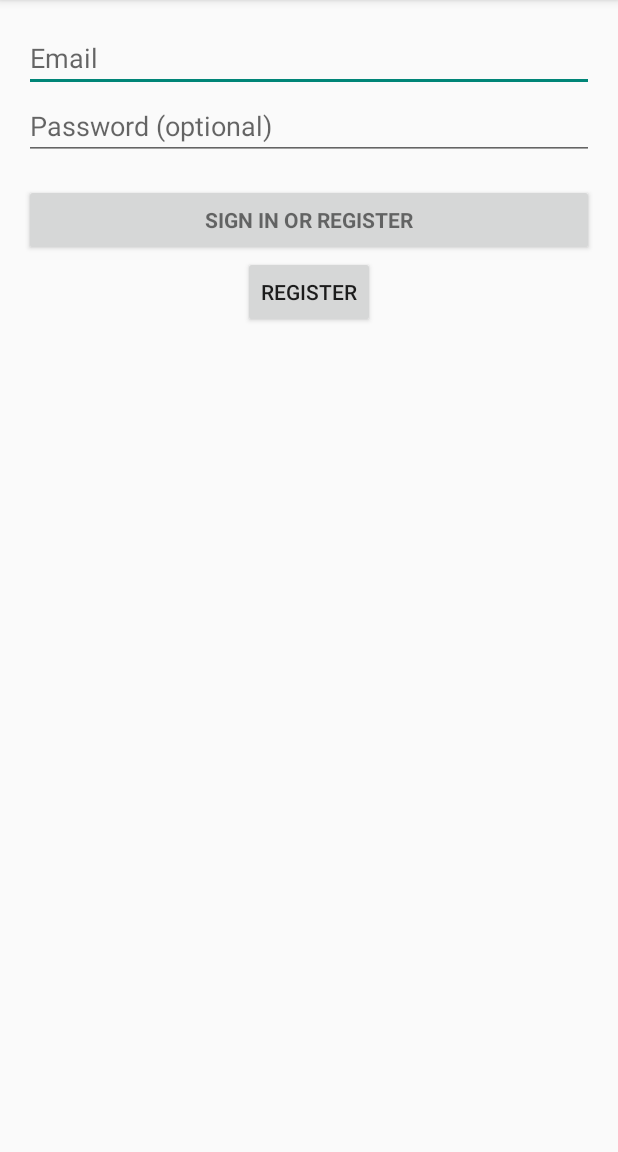
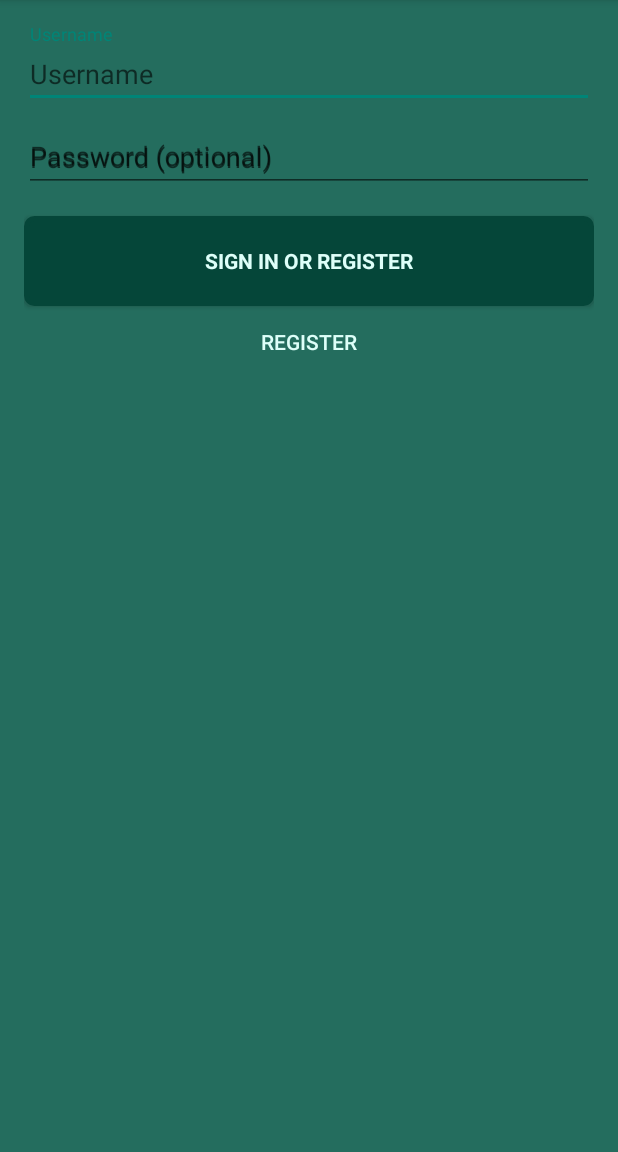
Before and after one commit to davinci2015/Challenge, an Android app: the screen it shows after launch (LoginActivity), on a phone screen of 412 x 824 dp, the part 84-1236 px from its top. Run offline under Robolectric (Android 15) with nearby library versions, the phone set to English and light mode, and no system bars; our stand-ins replace ButterKnife; libraries missing offline, so code that uses them is left out: retrofit.client.

```diff
--- a/challenge-client/app/src/main/java/hr/foi/challenge/challengeclient/network/FeedbackService.java
+++ b/challenge-client/app/src/main/java/hr/foi/challenge/challengeclient/network/FeedbackService.java
@@ -18,6 +18,6 @@ public interface FeedbackService {
 
     @FormUrlEncoded
     @POST("/challenge/register.php")
-    void userRegistration(@Field("obj")User user, Callback<User> userCallback);
+    void userRegistration(@Field("obj")String user, Callback<User> userCallback);
 
 }
--- /dev/null
+++ b/challenge-client/app/src/main/res/drawable/button.xml
@@ -0,0 +1,23 @@
+<?xml version="1.0" encoding="utf-8"?>
+<shape xmlns:android="http://schemas.android.com/apk/res/android" android:shape="rectangle" >
+    <corners
+        android:radius="5dp"
+        />
+    <solid
+        android:color="#054639"
+        />
+    <padding
+        android:left="0dp"
+        android:top="0dp"
+        android:right="0dp"
+        android:bottom="0dp"
+        />
+    <size
+        android:width="270dp"
+        android:height="60dp"
+        />
+    <stroke
+        android:width="3dp"
+        android:color="#054639"
+        />
+</shape>
--- a/challenge-client/app/src/main/res/layout/activity_login.xml
+++ b/challenge-client/app/src/main/res/layout/activity_login.xml
@@ -1,10 +1,12 @@
-<LinearLayout xmlns:android="http://schemas.android.com/apk/res/android"
+<android.support.design.widget.CoordinatorLayout
+    xmlns:android="http://schemas.android.com/apk/res/android"
     xmlns:tools="http://schemas.android.com/tools" android:layout_width="match_parent"
     android:layout_height="match_parent" android:gravity="center_horizontal"
     android:orientation="vertical" android:paddingBottom="@dimen/activity_vertical_margin"
     android:paddingLeft="@dimen/activity_horizontal_margin"
     android:paddingRight="@dimen/activity_horizontal_margin"
-    android:paddingTop="@dimen/activity_vertical_margin" tools:context=".LoginActivity">
+    android:paddingTop="@dimen/activity_vertical_margin" tools:context=".LoginActivity"
+    android:background="@color/foundation">
 
     <!-- Login progress -->
     <ProgressBar android:id="@+id/login_progress" style="?android:attr/progressBarStyleLarge"
@@ -17,24 +19,39 @@
         <LinearLayout android:id="@+id/email_login_form" android:layout_width="match_parent"
             android:layout_height="wrap_content" android:orientation="vertical">
 
-            <AutoCompleteTextView android:id="@+id/username" android:layout_width="match_parent"
-                android:layout_height="wrap_content" android:hint="@string/prompt_email"
+            <android.support.design.widget.TextInputLayout
+                android:hint="@string/username"
+                android:layout_height="match_parent"
+                android:layout_width="match_parent" >
+                <EditText android:id="@+id/username" android:layout_width="match_parent"
+                    android:layout_height="wrap_content" android:hint="@string/username"
                     android:inputType="textEmailAddress" android:maxLines="1"
                     android:singleLine="true" />
+            </android.support.design.widget.TextInputLayout>
 
+            <android.support.design.widget.TextInputLayout
+                android:hint="@string/prompt_password"
+                android:layout_height="match_parent"
+                android:layout_width="match_parent">
                 <EditText android:id="@+id/password" android:layout_width="match_parent"
                     android:layout_height="wrap_content" android:hint="@string/prompt_password"
                     android:imeActionId="@+id/login"
                     android:imeActionLabel="@string/action_sign_in_short"
                     android:imeOptions="actionUnspecified" android:inputType="textPassword"
                     android:maxLines="1" android:singleLine="true" />
+            </android.support.design.widget.TextInputLayout>
 
-            <Button android:id="@+id/sign_in_button" style="?android:textAppearanceSmall"
+            <Button
+                android:background="@drawable/button"
+                android:textColor="#DEFFF9"
+                android:id="@+id/sign_in_button" style="?android:textAppearanceSmall"
                 android:layout_width="match_parent" android:layout_height="wrap_content"
                 android:layout_marginTop="16dp" android:text="@string/action_sign_in"
                 android:textStyle="bold" />
 
             <Button
+                android:background="@android:color/transparent"
+                android:textColor="#DEFFF9"
                 android:layout_width="wrap_content"
                 android:layout_height="wrap_content"
                 android:text="@string/register"
@@ -44,4 +61,4 @@
         </LinearLayout>
     </ScrollView>
 
-</LinearLayout>
+</android.support.design.widget.CoordinatorLayout>
--- /dev/null
+++ b/challenge-client/app/src/main/res/layout/activity_project.xml
@@ -0,0 +1,4 @@
+<android.support.v4.view.ViewPager xmlns:android="http://schemas.android.com/apk/res/android"
+    xmlns:tools="http://schemas.android.com/tools" android:id="@+id/pager"
+    android:layout_width="match_parent" android:layout_height="match_parent"
+    tools:context="hr.foi.challenge.challengeclient.activities.ProjectActivity" />
--- /dev/null
+++ b/challenge-client/app/src/main/res/values-w820dp/dimens.xml
@@ -0,0 +1,6 @@
+<resources>
+    <!-- Example customization of dimensions originally defined in res/values/dimens.xml
+         (such as screen margins) for screens with more than 820dp of available width. This
+         would include 7" and 10" devices in landscape (~960dp and ~1280dp respectively). -->
+    <dimen name="activity_horizontal_margin">64dp</dimen>
+</resources>
--- a/challenge-client/app/src/main/res/values/colors.xml
+++ b/challenge-client/app/src/main/res/values/colors.xml
@@ -1,4 +1,7 @@
 <?xml version="1.0" encoding="utf-8"?>
 <resources>
     <color name="login_button_pressed">#1A237E</color>
+    <color name="foundation">#246D5E</color>
+    <color name="foundation_sister_background">#054639</color>
+    <color name="foundation_sister_text">#B3CEC9</color>
 </resources>
--- a/challenge-client/app/src/main/res/values/strings.xml
+++ b/challenge-client/app/src/main/res/values/strings.xml
@@ -2,7 +2,18 @@
     <string name="app_name">Challenge Client</string>
     <string name="please_wait">Please wait...</string>
     <string name="register">Register</string>
-    <string name="empty_credentials_error">This field is required</string>
+    <string name="empty_credentials_error">Username and password is required</string>
     <string name="username_error">Username is too short</string>
     <string name="password_error">Password is too short</string>
+    <string name="incorrect_credentials">Provided credentials are incorrect</string>
+    <string name="title_activity_project">ProjectActivity</string>
+    <string name="username">Username</string>
+
+    <string name="title_section1">Section 1</string>
+    <string name="title_section2">Section 2</string>
+    <string name="title_section3">Section 3</string>
+
+    <string name="hello_world">Hello world!</string>
+
+    <string name="action_settings">Settings</string>
 </resources>
```
Also changed, not shown: challenge-client/app/src/main/AndroidManifest.xml (+9 -0 lines), challenge-client/app/src/main/java/hr/foi/challenge/challengeclient/activities/LoginActivity.java (+10 -5 lines), challenge-client/app/src/main/java/hr/foi/challenge/challengeclient/activities/ProjectActivity.java (added, +189 -0 lines), challenge-client/app/src/main/res/layout/fragment_project.xml (added, +12 -0 lines), challenge-client/app/src/main/res/menu/menu_project.xml (added, +7 -0 lines). Lines whose indentation alone changed are shown as unchanged.
